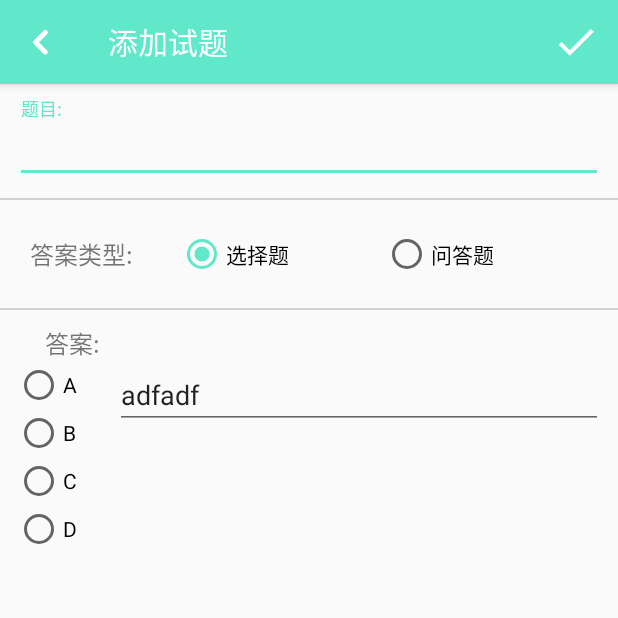
After one commit to iplaycloud/JsReview, an Android app: the AddTestActivity screen opened directly, with no data from a screen before it, on a phone screen of 412 x 824 dp, the top half of it. The commit adds this screen. Run offline under Robolectric (Android 15) with nearby library versions, the phone set to English and light mode, and no system bars; libraries missing offline, so code that uses them is left out: cn.bmob.v3.

```diff
--- a/app/src/main/AndroidManifest.xml
+++ b/app/src/main/AndroidManifest.xml
@@ -39,7 +39,8 @@
         <activity android:name=".setting.view.VersionNoteActivity" />
         <activity android:name=".review.view.SearchActivity" />
         <activity android:name=".review.view.AddContentActivity" />
-        <activity android:name=".review.view.AddPointActivity"></activity>
+        <activity android:name=".review.view.AddPointActivity" />
+        <activity android:name=".test.view.AddTestActivity"></activity>
     </application>
 
 </manifest>
--- a/app/src/main/java/com/iplay/jsreview/main/MainActivity.java
+++ b/app/src/main/java/com/iplay/jsreview/main/MainActivity.java
@@ -29,6 +29,7 @@ import com.iplay.jsreview.review.view.AddPointActivity;
 import com.iplay.jsreview.review.view.ReviewFragment;
 import com.iplay.jsreview.review.view.SearchActivity;
 import com.iplay.jsreview.setting.view.SettingFragment;
+import com.iplay.jsreview.test.view.AddTestActivity;
 import com.iplay.jsreview.test.view.TestFragment;
 
 import java.util.ArrayList;
@@ -200,6 +201,9 @@ public class MainActivity extends BaseActivity implements View.OnClickListener {
             case R.id.toolbar_r_1:
                 startActivity(new Intent(this, AddPointActivity.class));
                 break;
+            case R.id.toolbar_r_2:
+                startActivity(new Intent(this, AddTestActivity.class));
+                break;
 
             case R.id.action_search:
                 startActivity(new Intent(this, SearchActivity.class));
--- /dev/null
+++ b/app/src/main/java/com/iplay/jsreview/test/view/AddTestActivity.java
@@ -0,0 +1,99 @@
+package com.iplay.jsreview.test.view;
+
+import android.content.Intent;
+import android.support.design.widget.Snackbar;
+import android.support.design.widget.TextInputLayout;
+import android.support.v7.app.AppCompatActivity;
+import android.os.Bundle;
+import android.text.TextUtils;
+import android.view.Menu;
+import android.view.MenuItem;
+import android.view.View;
+import android.widget.Toast;
+
+import com.iplay.jsreview.R;
+import com.iplay.jsreview.commons.base.BaseActivity;
+import com.iplay.jsreview.review.model.bean.Content;
+import com.iplay.jsreview.review.model.bean.Point;
+import com.iplay.jsreview.review.view.AddContentActivity;
+import com.iplay.jsreview.test.model.bean.Test;
+
+import cn.bmob.v3.listener.SaveListener;
+
+public class AddTestActivity extends BaseActivity {
+
+    private View mRootView;
+
+    //防止多次提交数据
+    private boolean isPosting = false;
+
+    @Override
+    protected void onCreate(Bundle savedInstanceState) {
+        super.onCreate(savedInstanceState);
+        setContentView(R.layout.activity_add_test);
+        initToolBar();
+        showOrHideToolBarNavigation(true);
+
+        initView();
+        initArguments();
+    }
+
+    private void initView() {
+    }
+
+    public void initArguments() {
+    }
+
+    @Override
+    public String returnToolBarTitle() {
+        return "添加试题";
+    }
+
+    @Override
+    public boolean onCreateOptionsMenu(Menu menu) {
+        getMenuInflater().inflate(R.menu.menu_add_test, menu);
+        return true;
+    }
+
+    @Override
+    public boolean onOptionsItemSelected(MenuItem item) {
+        switch (item.getItemId()) {
+
+            case R.id.action_add_content_submit:
+                Toast.makeText(this, "submit", Toast.LENGTH_SHORT).show();
+
+                if (TextUtils.isEmpty("")) {
+                    Snackbar.make(mRootView, R.string.dont_no_text, Snackbar.LENGTH_SHORT).show();
+                } else {
+                    Test mTest = new Test();
+
+                    if (!isPosting) {
+                        isPosting = true;
+                        mTest.save(AddTestActivity.this, new SaveListener() {
+                            @Override
+                            public void onSuccess() {
+                                isPosting = false;
+                                Toast.makeText(AddTestActivity.this, R.string.submit_success, Toast.LENGTH_SHORT).show();
+                                //finish();
+                            }
+
+                            @Override
+                            public void onFailure(int i, String s) {
+                                isPosting = false;
+                                Snackbar.make(mRootView, R.string.submit_failed, Snackbar.LENGTH_SHORT).show();
+                            }
+                        });
+                    } else {
+                        Snackbar.make(mRootView, R.string.dont_repeat, Snackbar.LENGTH_SHORT).show();
+                    }
+                }
+
+                break;
+
+            default:
+                break;
+        }
+
+        return super.onOptionsItemSelected(item);
+    }
+}
--- /dev/null
+++ b/app/src/main/res/layout/activity_add_test.xml
@@ -0,0 +1,163 @@
+<?xml version="1.0" encoding="utf-8"?>
+<LinearLayout xmlns:android="http://schemas.android.com/apk/res/android"
+    xmlns:tools="http://schemas.android.com/tools"
+    android:id="@+id/activity_add_test"
+    android:layout_width="match_parent"
+    android:layout_height="match_parent"
+    android:orientation="vertical"
+    tools:context="com.iplay.jsreview.test.view.AddTestActivity">
+
+    <include layout="@layout/include_toolbar" />
+
+    <android.support.design.widget.TextInputLayout
+
+        android:id="@+id/ti_answer_title"
+        android:layout_width="match_parent"
+        android:layout_height="wrap_content"
+        android:layout_below="@+id/toolbar"
+        android:padding="10dp">
+
+        <EditText
+            android:layout_width="match_parent"
+            android:layout_height="wrap_content"
+            android:hint="题目:" />
+
+    </android.support.design.widget.TextInputLayout>
+
+    <View
+        android:layout_width="match_parent"
+        android:layout_height="1dp"
+        android:background="#64918f8f" />
+
+    <LinearLayout
+        android:layout_width="match_parent"
+        android:layout_height="wrap_content"
+        android:orientation="horizontal">
+
+        <TextView
+            android:layout_width="wrap_content"
+            android:layout_height="wrap_content"
+            android:layout_gravity="center"
+            android:paddingLeft="20dp"
+            android:paddingRight="10dp"
+            android:text="答案类型:"
+            android:textSize="16sp" />
+
+        <RadioGroup
+            android:id="@+id/rg_answer_type"
+            android:layout_width="match_parent"
+            android:layout_height="wrap_content"
+            android:orientation="horizontal"
+            android:padding="20dp">
+
+            <RadioButton
+                android:id="@+id/rg_answer_type_1"
+                android:layout_width="match_parent"
+                android:layout_height="wrap_content"
+                android:layout_weight="1"
+                android:checked="true"
+                android:text="选择题" />
+
+            <RadioButton
+                android:id="@+id/rg_answer_type_2"
+                android:layout_width="match_parent"
+                android:layout_height="wrap_content"
+                android:layout_weight="1"
+                android:text="问答题" />
+
+        </RadioGroup>
+
+    </LinearLayout>
+
+    <View
+        android:layout_width="match_parent"
+        android:layout_height="1dp"
+        android:background="#64918f8f" />
+
+    <FrameLayout
+        android:layout_width="match_parent"
+        android:layout_height="match_parent">
+
+        <RelativeLayout
+            android:id="@+id/answer_type_1"
+            android:layout_width="match_parent"
+            android:layout_height="match_parent"
+            android:padding="10dp">
+
+            <TextView
+                android:id="@+id/tv_answer_title"
+                android:layout_width="wrap_content"
+                android:layout_height="wrap_content"
+                android:paddingLeft="20dp"
+                android:paddingRight="10dp"
+                android:text="答案:"
+                android:textSize="16sp" />
+
+            <RadioGroup
+                android:id="@+id/rg_answer_content"
+                android:layout_width="wrap_content"
+                android:layout_height="match_parent"
+                android:orientation="vertical"
+                android:layout_below="@id/tv_answer_title">
+
+                <RadioButton
+                    android:layout_width="wrap_content"
+                    android:layout_height="wrap_content"
+                    android:text="A" />
+
+                <RadioButton
+                    android:layout_width="wrap_content"
+                    android:layout_height="wrap_content"
+                    android:text="B" />
+
+                <RadioButton
+                    android:layout_width="wrap_content"
+                    android:layout_height="wrap_content"
+                    android:text="C" />
+
+                <RadioButton
+                    android:layout_width="wrap_content"
+                    android:layout_height="wrap_content"
+                    android:text="D" />
+
+            </RadioGroup>
+
+            <EditText
+                android:text="adfadf"
+                android:layout_width="match_parent"
+                android:layout_height="wrap_content"
+                android:layout_below="@+id/tv_answer_title"
+                android:layout_toRightOf="@id/tv_answer_title"
+                android:id="@+id/editText" />
+
+        </RelativeLayout>
+
+        <FrameLayout
+            android:id="@+id/answer_type_2"
+            android:layout_width="match_parent"
+            android:layout_height="match_parent"
+            android:padding="10dp"
+            android:visibility="gone">
+
+            <android.support.design.widget.TextInputLayout
+
+                android:id="@+id/ti_answer_content"
+                android:layout_width="match_parent"
+                android:layout_height="wrap_content"
+                android:layout_below="@+id/toolbar"
+                android:padding="10dp">
+
+                <EditText
+                    android:layout_width="match_parent"
+                    android:layout_height="wrap_content"
+                    android:hint="题目:" />
+
+            </android.support.design.widget.TextInputLayout>
+
+
+        </FrameLayout>
+
+    </FrameLayout>
+
+
+</LinearLayout>
--- /dev/null
+++ b/app/src/main/res/menu/menu_add_test.xml
@@ -0,0 +1,9 @@
+<?xml version="1.0" encoding="utf-8"?>
+<menu xmlns:android="http://schemas.android.com/apk/res/android"
+    xmlns:app="http://schemas.android.com/apk/res-auto">
+    <item
+        android:id="@+id/action_submit"
+        android:icon="@mipmap/submit_36dp"
+        android:title="@string/submit"
+        app:showAsAction="always" />
+</menu>
--- a/app/src/main/res/values/colors.xml
+++ b/app/src/main/res/values/colors.xml
@@ -41,7 +41,7 @@
     <color name="bt_updown">#1e000000</color>
 
 
-    <color name="theme_color">#3F51B5</color><!--App主色调-->
+    <color name="theme_color">#61e7ca</color><!--App主色调-->
     <color name="theme_color_level2">#dfe0e4</color><!--App主色调2-->
     <color name="bg_tab_view">#f4f4f4</color><!--导航栏菜单按钮背景色-->
     <color name="list_divider">#19000000</color><!--列表item 分割线-->
--- a/app/src/main/res/values/strings.xml
+++ b/app/src/main/res/values/strings.xml
@@ -18,7 +18,7 @@
     <string name="label_answer">答案：</string>
     <string name="bt_answer">答案</string>
     <string name="bt_next">下一题</string>
-    <string name="nong_test">(。﹏。*) \n题库已经没有题目了</string>
+    <string name="nong_test">题库已经没有题目了</string>
     <string name="reset">再做一遍</string>
     <string name="dont_no_text">Sorry,不能提交空白信息T_T</string>
     <string name="thx">非常感谢您的建议，我会做得更好</string>
```
Also changed, not shown: app/src/main/java/com/iplay/jsreview/test/view/TestFragment.java (+1 -0 lines).
